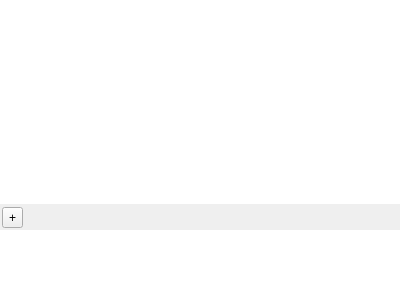
This is src/projecttab.ui in newbthenewbd/GUIC as Qt 5 draws it before an edit. The edited form follows.
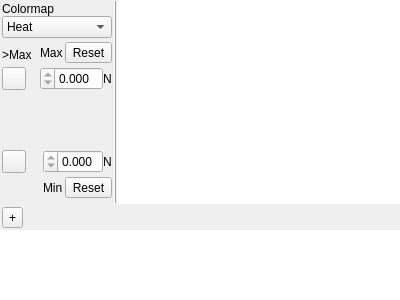
This is the edited form. Custom widgets are drawn as their Qt base class.

Commit message: Colormap etc.

```diff
--- a/src/projecttab.ui
+++ b/src/projecttab.ui
@@ -37,7 +37,7 @@
      <property name="childrenCollapsible">
       <bool>false</bool>
      </property>
-     <widget class="QGraphicsView" name="graphicsView">
+     <widget class="QFrame" name="frame">
       <property name="sizePolicy">
        <sizepolicy hsizetype="Expanding" vsizetype="Expanding">
         <horstretch>0</horstretch>
@@ -47,9 +47,367 @@
       <property name="frameShape">
        <enum>QFrame::NoFrame</enum>
       </property>
-      <property name="resizeAnchor">
-       <enum>QGraphicsView::AnchorUnderMouse</enum>
+      <property name="frameShadow">
+       <enum>QFrame::Plain</enum>
       </property>
+      <layout class="QHBoxLayout" name="horizontalLayout_3">
+       <property name="spacing">
+        <number>0</number>
+       </property>
+       <property name="leftMargin">
+        <number>0</number>
+       </property>
+       <property name="topMargin">
+        <number>0</number>
+       </property>
+       <property name="rightMargin">
+        <number>0</number>
+       </property>
+       <property name="bottomMargin">
+        <number>0</number>
+       </property>
+       <item>
+        <widget class="QFrame" name="colormapFrame">
+         <layout class="QVBoxLayout" name="verticalLayout_2">
+          <property name="spacing">
+           <number>0</number>
+          </property>
+          <property name="leftMargin">
+           <number>2</number>
+          </property>
+          <property name="topMargin">
+           <number>2</number>
+          </property>
+          <property name="rightMargin">
+           <number>2</number>
+          </property>
+          <property name="bottomMargin">
+           <number>2</number>
+          </property>
+          <item>
+           <widget class="QLabel" name="label_5">
+            <property name="text">
+             <string>Colormap</string>
+            </property>
+           </widget>
+          </item>
+          <item>
+           <widget class="QComboBox" name="chooseColormapBox">
+            <property name="sizePolicy">
+             <sizepolicy hsizetype="Preferred" vsizetype="Fixed">
+              <horstretch>0</horstretch>
+              <verstretch>0</verstretch>
+             </sizepolicy>
+            </property>
+            <item>
+             <property name="text">
+              <string>Heat</string>
+             </property>
+            </item>
+            <item>
+             <property name="text">
+              <string>Turbo</string>
+             </property>
+            </item>
+            <item>
+             <property name="text">
+              <string>Jet</string>
+             </property>
+            </item>
+            <item>
+             <property name="text">
+              <string>Parula</string>
+             </property>
+            </item>
+            <item>
+             <property name="text">
+              <string>Hot</string>
+             </property>
+            </item>
+            <item>
+             <property name="text">
+              <string>Gray</string>
+             </property>
+            </item>
+            <item>
+             <property name="text">
+              <string>Magma</string>
+             </property>
+            </item>
+            <item>
+             <property name="text">
+              <string>Inferno</string>
+             </property>
+            </item>
+            <item>
+             <property name="text">
+              <string>Plasma</string>
+             </property>
+            </item>
+            <item>
+             <property name="text">
+              <string>Viridis</string>
+             </property>
+            </item>
+            <item>
+             <property name="text">
+              <string>Cividis</string>
+             </property>
+            </item>
+            <item>
+             <property name="text">
+              <string>Github</string>
+             </property>
+            </item>
+            <item>
+             <property name="text">
+              <string>Cubehelix</string>
+             </property>
+            </item>
+            <item>
+             <property name="text">
+              <string>HSV</string>
+             </property>
+            </item>
+           </widget>
+          </item>
+          <item>
+           <layout class="QHBoxLayout" name="horizontalLayout_6">
+            <property name="spacing">
+             <number>8</number>
+            </property>
+            <property name="topMargin">
+             <number>4</number>
+            </property>
+            <property name="bottomMargin">
+             <number>8</number>
+            </property>
+            <item>
+             <layout class="QVBoxLayout" name="verticalLayout_6">
+              <property name="spacing">
+               <number>0</number>
+              </property>
+              <item alignment="Qt::AlignLeft">
+               <widget class="QLabel" name="label_2">
+                <property name="text">
+                 <string>&gt;Max</string>
+                </property>
+               </widget>
+              </item>
+              <item alignment="Qt::AlignLeft">
+               <widget class="ColorPickerButton" name="aboveMaxColorButton"/>
+              </item>
+             </layout>
+            </item>
+            <item>
+             <layout class="QVBoxLayout" name="verticalLayout_7">
+              <property name="spacing">
+               <number>4</number>
+              </property>
+              <item>
+               <layout class="QHBoxLayout" name="horizontalLayout_4">
+                <property name="spacing">
+                 <number>2</number>
+                </property>
+                <item>
+                 <widget class="QLabel" name="label_4">
+                  <property name="text">
+                   <string>Max</string>
+                  </property>
+                 </widget>
+                </item>
+                <item>
+                 <widget class="QToolButton" name="resetMaxButton">
+                  <property name="text">
+                   <string>Reset</string>
+                  </property>
+                 </widget>
+                </item>
+               </layout>
+              </item>
+              <item>
+               <layout class="QHBoxLayout" name="horizontalLayout_9">
+                <property name="spacing">
+                 <number>0</number>
+                </property>
+                <item>
+                 <widget class="QDoubleSpinBox" name="maxSpinBox">
+                  <property name="sizePolicy">
+                   <sizepolicy hsizetype="Minimum" vsizetype="Fixed">
+                    <horstretch>1</horstretch>
+                    <verstretch>0</verstretch>
+                   </sizepolicy>
+                  </property>
+                  <property name="layoutDirection">
+                   <enum>Qt::RightToLeft</enum>
+                  </property>
+                  <property name="suffix">
+                   <string/>
+                  </property>
+                  <property name="decimals">
+                   <number>3</number>
+                  </property>
+                  <property name="minimum">
+                   <double>0.000000000000000</double>
+                  </property>
+                  <property name="maximum">
+                   <double>0.000000000000000</double>
+                  </property>
+                 </widget>
+                </item>
+                <item>
+                 <widget class="QLabel" name="maxUnitLabel">
+                  <property name="text">
+                   <string>N</string>
+                  </property>
+                 </widget>
+                </item>
+               </layout>
+              </item>
+             </layout>
+            </item>
+           </layout>
+          </item>
+          <item>
+           <widget class="ColorMapWidget" name="colormap" native="true">
+            <property name="sizePolicy">
+             <sizepolicy hsizetype="Preferred" vsizetype="Expanding">
+              <horstretch>0</horstretch>
+              <verstretch>0</verstretch>
+             </sizepolicy>
+            </property>
+           </widget>
+          </item>
+          <item>
+           <layout class="QHBoxLayout" name="horizontalLayout_5">
+            <property name="spacing">
+             <number>8</number>
+            </property>
+            <property name="topMargin">
+             <number>8</number>
+            </property>
+            <property name="bottomMargin">
+             <number>4</number>
+            </property>
+            <item>
+             <layout class="QVBoxLayout" name="verticalLayout_4">
+              <property name="spacing">
+               <number>0</number>
+              </property>
+              <item alignment="Qt::AlignLeft">
+               <widget class="ColorPickerButton" name="belowMinColorButton"/>
+              </item>
+              <item alignment="Qt::AlignLeft">
+               <widget class="QLabel" name="label">
+                <property name="text">
+                 <string>&lt;Min</string>
+                </property>
+               </widget>
+              </item>
+             </layout>
+            </item>
+            <item>
+             <layout class="QVBoxLayout" name="verticalLayout_5">
+              <property name="spacing">
+               <number>4</number>
+              </property>
+              <item>
+               <layout class="QHBoxLayout" name="horizontalLayout_10">
+                <property name="spacing">
+                 <number>0</number>
+                </property>
+                <item>
+                 <widget class="QDoubleSpinBox" name="minSpinBox">
+                  <property name="sizePolicy">
+                   <sizepolicy hsizetype="Minimum" vsizetype="Fixed">
+                    <horstretch>1</horstretch>
+                    <verstretch>0</verstretch>
+                   </sizepolicy>
+                  </property>
+                  <property name="layoutDirection">
+                   <enum>Qt::RightToLeft</enum>
+                  </property>
+                  <property name="suffix">
+                   <string/>
+                  </property>
+                  <property name="decimals">
+                   <number>3</number>
+                  </property>
+                  <property name="maximum">
+                   <double>0.000000000000000</double>
+                  </property>
+                 </widget>
+                </item>
+                <item>
+                 <widget class="QLabel" name="minUnitLabel">
+                  <property name="text">
+                   <string>N</string>
+                  </property>
+                 </widget>
+                </item>
+               </layout>
+              </item>
+              <item>
+               <layout class="QHBoxLayout" name="horizontalLayout_8">
+                <property name="spacing">
+                 <number>2</number>
+                </property>
+                <property name="topMargin">
+                 <number>0</number>
+                </property>
+                <item>
+                 <widget class="QLabel" name="label_3">
+                  <property name="text">
+                   <string>Min</string>
+                  </property>
+                 </widget>
+                </item>
+                <item>
+                 <widget class="QToolButton" name="resetMinButton">
+                  <property name="text">
+                   <string>Reset</string>
+                  </property>
+                 </widget>
+                </item>
+               </layout>
+              </item>
+             </layout>
+            </item>
+           </layout>
+          </item>
+         </layout>
+        </widget>
+       </item>
+       <item>
+        <widget class="Line" name="line">
+         <property name="frameShadow">
+          <enum>QFrame::Raised</enum>
+         </property>
+         <property name="orientation">
+          <enum>Qt::Vertical</enum>
+         </property>
+        </widget>
+       </item>
+       <item>
+        <widget class="QGraphicsView" name="graphicsView">
+         <property name="sizePolicy">
+          <sizepolicy hsizetype="Expanding" vsizetype="Expanding">
+           <horstretch>0</horstretch>
+           <verstretch>0</verstretch>
+          </sizepolicy>
+         </property>
+         <property name="frameShape">
+          <enum>QFrame::NoFrame</enum>
+         </property>
+         <property name="frameShadow">
+          <enum>QFrame::Plain</enum>
+         </property>
+         <property name="resizeAnchor">
+          <enum>QGraphicsView::AnchorUnderMouse</enum>
+         </property>
+        </widget>
+       </item>
+      </layout>
      </widget>
      <widget class="QWidget" name="verticalLayoutWidget">
       <layout class="QVBoxLayout" name="verticalLayout">
@@ -141,6 +499,17 @@
    <extends>QListWidget</extends>
    <header>imagelistwidget.h</header>
   </customwidget>
+  <customwidget>
+   <class>ColorMapWidget</class>
+   <extends>QWidget</extends>
+   <header>colormapwidget.h</header>
+   <container>1</container>
+  </customwidget>
+  <customwidget>
+   <class>ColorPickerButton</class>
+   <extends>QToolButton</extends>
+   <header>colorpickerbutton.h</header>
+  </customwidget>
  </customwidgets>
  <resources/>
  <connections/>
```
The commit also changes 11 other files.
